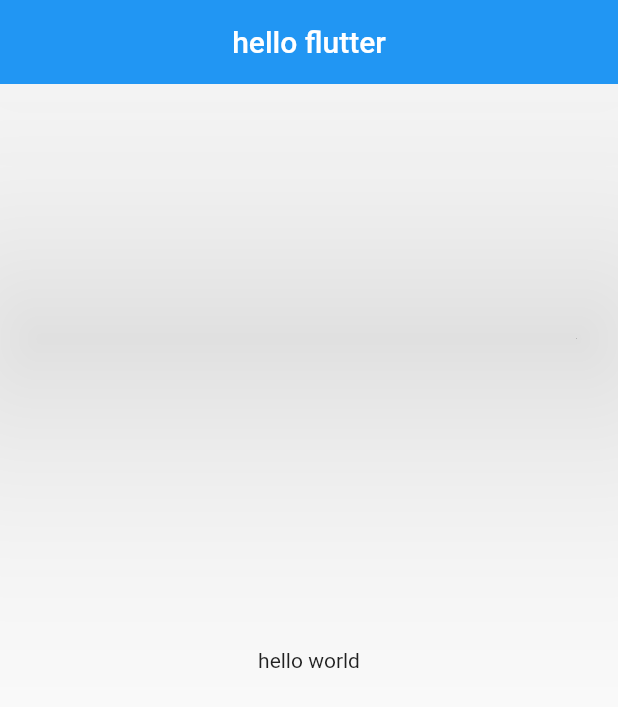
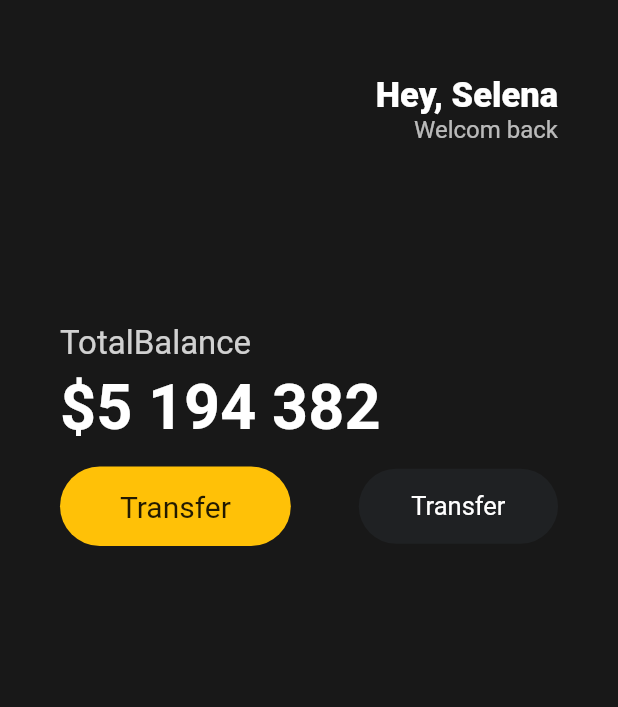
Before and after one commit to hexaspace/tutorial-flutter, a Flutter app: the screen it shows after launch, on a phone screen of 412 x 824 dp. Shown: the top 707 px of the screen. Run offline on Flutter 3.47's test engine with Material 2 defaults, Android fonts, the phone set to English and light mode, and no system bars.

Commit message:
Feat: ui draw
header, buttons

```diff
--- a/toonflix/lib/main.dart
+++ b/toonflix/lib/main.dart
@@ -1,23 +1,123 @@
 import 'package:flutter/material.dart';
 
 void main() {
-  runApp(App());
+  runApp(const App());
 }
 
+// double textOpacity = 0.7;
+
 class App extends StatelessWidget {
+  const App({super.key});
+
   @override
   Widget build(BuildContext context) {
     return MaterialApp(
       home: Scaffold(
-        appBar: AppBar(
-          title: Text('hello flutter'),
-          centerTitle: true,
-          elevation: 99,
-        ),
-        body: Center(
-          child: Text("hello world"),
-        ),
-      ),
+          backgroundColor: const Color(0xFF181818),
+          body: Padding(
+            padding: const EdgeInsets.symmetric(
+              horizontal: 40,
+            ),
+            child: Column(
+              crossAxisAlignment: CrossAxisAlignment.start,
+              children: [
+                const SizedBox(
+                  height: 50,
+                ),
+                Row(
+                  mainAxisAlignment: MainAxisAlignment.end,
+                  children: [
+                    Column(
+                      crossAxisAlignment: CrossAxisAlignment.end,
+                      children: [
+                        const Text(
+                          'Hey, Selena',
+                          style: TextStyle(
+                            color: Colors.white,
+                            fontSize: 23,
+                            fontWeight: FontWeight.w800,
+                          ),
+                        ),
+                        Text(
+                          'Welcom back',
+                          style: TextStyle(
+                            color: Colors.white.withOpacity(0.7),
+                            fontSize: 16,
+                          ),
+                        ),
+                      ],
+                    )
+                  ],
+                ),
+                const SizedBox(
+                  height: 120,
+                ),
+                Text(
+                  'TotalBalance',
+                  style: TextStyle(
+                    fontSize: 22,
+                    color: Colors.white.withOpacity(0.8),
+                  ),
+                ),
+                const SizedBox(
+                  height: 5,
+                ),
+                const Text(
+                  '\$5 194 382',
+                  style: TextStyle(
+                    fontSize: 42,
+                    fontWeight: FontWeight.w600,
+                    color: Colors.white,
+                  ),
+                ),
+                const SizedBox(
+                  height: 15,
+                ),
+                Row(
+                  mainAxisAlignment: MainAxisAlignment.spaceBetween,
+                  children: [
+                    Container(
+                      decoration: BoxDecoration(
+                        color: Colors.amber,
+                        borderRadius: BorderRadius.circular(45),
+                      ),
+                      child: const Padding(
+                        padding: EdgeInsets.symmetric(
+                          vertical: 15,
+                          horizontal: 40,
+                        ),
+                        child: Text(
+                          "Transfer",
+                          style: TextStyle(
+                            fontSize: 20,
+                          ),
+                        ),
+                      ),
+                    ),
+                    Container(
+                      decoration: BoxDecoration(
+                        color: const Color(0xFF1F2123),
+                        borderRadius: BorderRadius.circular(45),
+                      ),
+                      child: const Padding(
+                        padding: EdgeInsets.symmetric(
+                          vertical: 15,
+                          horizontal: 35,
+                        ),
+                        child: Text(
+                          "Transfer",
+                          style: TextStyle(
+                            color: Colors.white,
+                            fontSize: 17,
+                          ),
+                        ),
+                      ),
+                    ),
+                  ],
+                )
+              ],
+            ),
+          )),
     );
   }
 }
```
